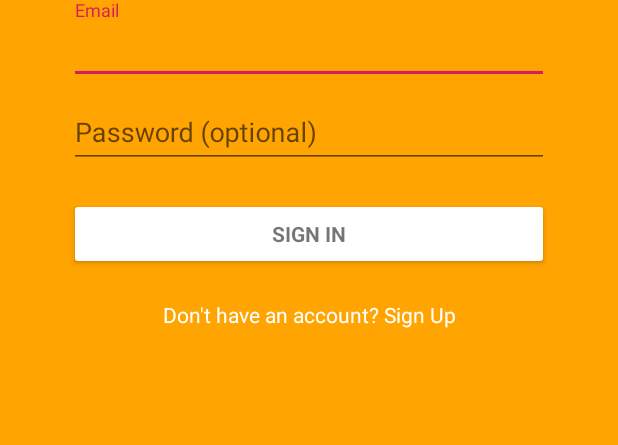
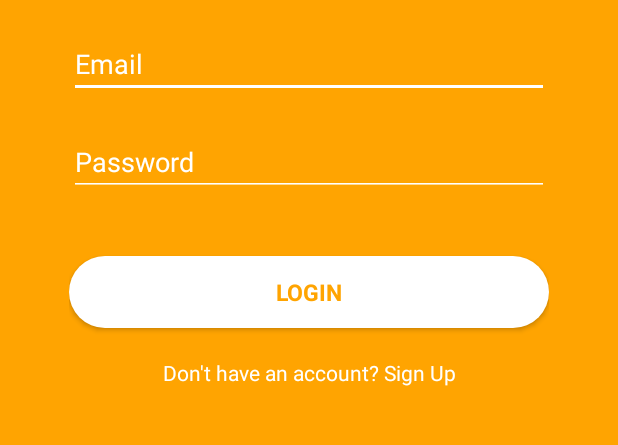
Before and after one commit to sesilliayam/ReliefLogistic, an Android app: the LoginActivity screen opened directly, with no data from a screen before it, on a phone screen of 412 x 824 dp, the part 399-844 px from its top. Run offline under Robolectric (Android 15) with nearby library versions, the phone set to English and light mode, and no system bars; 4 statements that could not run were skipped.

Commit message:
update layout login

```diff
--- /dev/null
+++ b/app/src/main/res/drawable/shape_rounded_white.xml
@@ -0,0 +1,5 @@
+<shape xmlns:android="http://schemas.android.com/apk/res/android"
+    android:shape="rectangle">
+    <corners android:radius="40dp"/>
+    <solid android:color="@color/white"/>
+</shape>
--- a/app/src/main/res/layout/activity_login.xml
+++ b/app/src/main/res/layout/activity_login.xml
@@ -27,7 +27,8 @@
         android:layout_height="match_parent"
         android:baselineAligned="false"
         android:padding="30dp"
-        android:textAlignment="center">
+        android:textAlignment="center"
+        android:layout_gravity="center">
 
         <LinearLayout
             android:id="@+id/email_login_form"
@@ -41,11 +42,8 @@
                 android:layout_height="wrap_content"
                 android:src="@drawable/logo" />
 
-            <android.support.design.widget.TextInputLayout
-                android:layout_width="match_parent"
-                android:layout_height="wrap_content">
 
-                <AutoCompleteTextView
+                <EditText
                     android:id="@+id/email"
                     android:layout_width="match_parent"
                     android:layout_height="wrap_content"
@@ -54,19 +52,18 @@
                     android:maxLines="1"
                     android:singleLine="true"
                     android:textColor="@color/white"
-                    android:textColorHint="@color/white"/>
+                    android:textColorHint="@color/white"
+                    android:layout_marginTop="20dp"
+                    android:layout_marginBottom="20dp"
+                    android:backgroundTint="@color/white"
+                    />
 
-            </android.support.design.widget.TextInputLayout>
-
-            <android.support.design.widget.TextInputLayout
-                android:layout_width="match_parent"
-                android:layout_height="wrap_content">
 
                 <EditText
                     android:id="@+id/password"
                     android:layout_width="match_parent"
                     android:layout_height="wrap_content"
-                    android:hint="@string/prompt_password"
+                    android:hint="Password"
                     android:imeActionId="6"
                     android:imeActionLabel="@string/action_sign_in_short"
                     android:imeOptions="actionUnspecified"
@@ -74,9 +71,9 @@
                     android:maxLines="1"
                     android:singleLine="true"
                     android:textColor="@color/white"
-                    android:textColorHint="@color/white" />
-
-            </android.support.design.widget.TextInputLayout>
+                    android:textColorHint="@color/white"
+                    android:layout_marginBottom="20dp"
+                    android:backgroundTint="@color/white"/>
 
             <Button
                 android:id="@+id/email_sign_in_button"
@@ -85,9 +82,12 @@
                 android:layout_height="match_parent"
                 android:layout_marginTop="16dp"
                 android:backgroundTint="@color/white"
-                android:text="Sign In"
+                android:text="LOGIN"
+                android:textColor="@color/colorPrimary"
                 android:textStyle="bold"
-                android:layout_marginVertical="20dp"/>
+                android:layout_marginVertical="20dp"
+                android:textSize="15sp"
+                android:background="@drawable/shape_rounded_white"/>
 
             <TextView
                 android:layout_width="match_parent"
```
